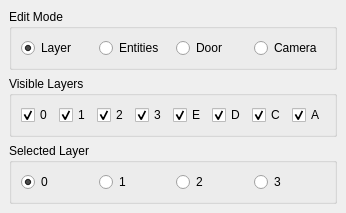
Above: DockWidget/EditModeDockWidget.ui from wario-land/WL4Editor before the change. Below: the same form after it.
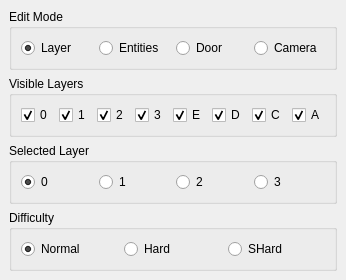
That is the form after the change.

The edit to the form file:
```diff
--- a/DockWidget/EditModeDockWidget.ui
+++ b/DockWidget/EditModeDockWidget.ui
@@ -6,8 +6,8 @@
    <rect>
     <x>0</x>
     <y>0</y>
-    <width>251</width>
-    <height>178</height>
+    <width>312</width>
+    <height>250</height>
    </rect>
   </property>
   <property name="features">
@@ -235,6 +235,39 @@
       </layout>
      </widget>
     </item>
+    <item>
+     <widget class="QGroupBox" name="selectedDifficultyGroupBox">
+      <property name="title">
+       <string>Difficulty</string>
+      </property>
+      <layout class="QHBoxLayout" name="horizontalLayout_4">
+       <item>
+        <widget class="QRadioButton" name="RadioButton_NMode">
+         <property name="text">
+          <string>Normal</string>
+         </property>
+         <property name="checked">
+          <bool>true</bool>
+         </property>
+        </widget>
+       </item>
+       <item>
+        <widget class="QRadioButton" name="RadioButton_HMode">
+         <property name="text">
+          <string>Hard</string>
+         </property>
+        </widget>
+       </item>
+       <item>
+        <widget class="QRadioButton" name="RadioButton_SHMode">
+         <property name="text">
+          <string>SHard</string>
+         </property>
+        </widget>
+       </item>
+      </layout>
+     </widget>
+    </item>
    </layout>
   </widget>
  </widget>
```
Left out of the diff: 3 changed lines with no effect on the pictures.
